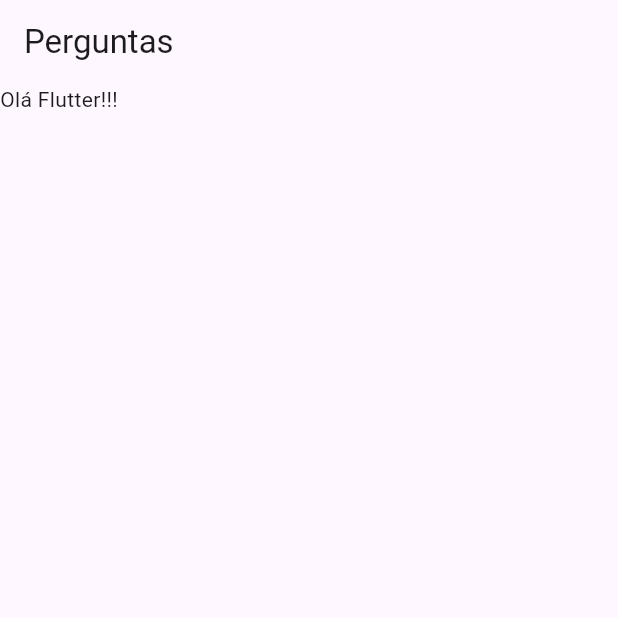
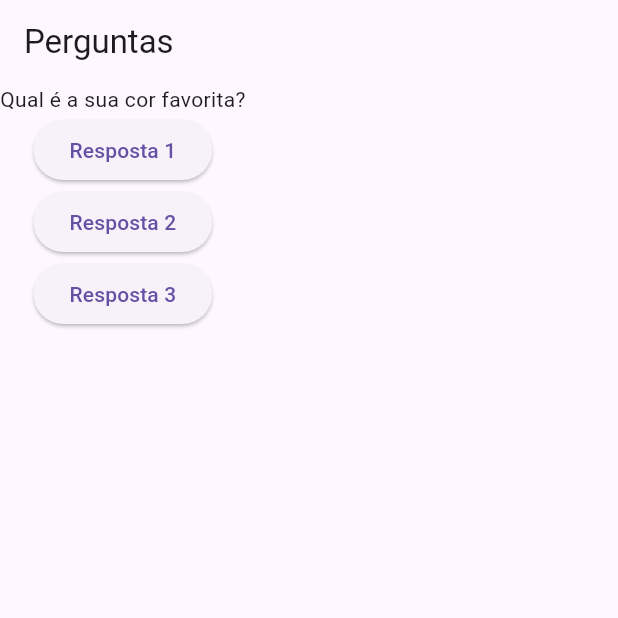
Before and after one commit to fhtozetto/projeto_perguntas, a Flutter app: the screen it shows after launch, on a phone screen of 412 x 824 dp, the top half of it. Run offline on Flutter 3.47's test engine with Material 3 defaults, Android fonts, the phone set to English and light mode, and no system bars.

Commit message:
Usando Column para Organizar os Widgets

```diff
--- a/lib/main.dart
+++ b/lib/main.dart
@@ -9,12 +9,25 @@ class PerguntaApp extends StatelessWidget {
 
   @override
   Widget build(BuildContext context) {
+    final List<String> perguntas = [
+      'Qual é a sua cor favorita?',
+      'Qual é o seu animal favorito?',
+      'O Corinthians foi campeão da copa do Brasil em 2025?',
+      'Qual o seu instrumento musical favorito?',
+    ];
+
     return MaterialApp(
+      debugShowCheckedModeBanner: false, // Retira o banner de debug
       home: Scaffold(
-        appBar: AppBar(
-          title: Text('Perguntas')
+        appBar: AppBar(title: const Text('Perguntas')),
+        body: Column(
+          children: <Widget>[
+            Text(perguntas[0]),
+            ElevatedButton(onPressed: () {}, child: const Text('Resposta 1')),
+            ElevatedButton(onPressed: () {}, child: const Text('Resposta 2')),
+            ElevatedButton(onPressed: () {}, child: const Text('Resposta 3')),
+          ],
         ),
-        body: Text('Olá Flutter!!!'),
       ),
     );
   }
```
